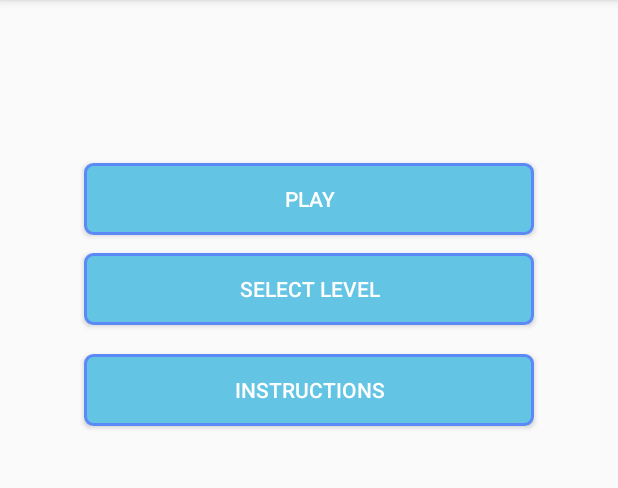
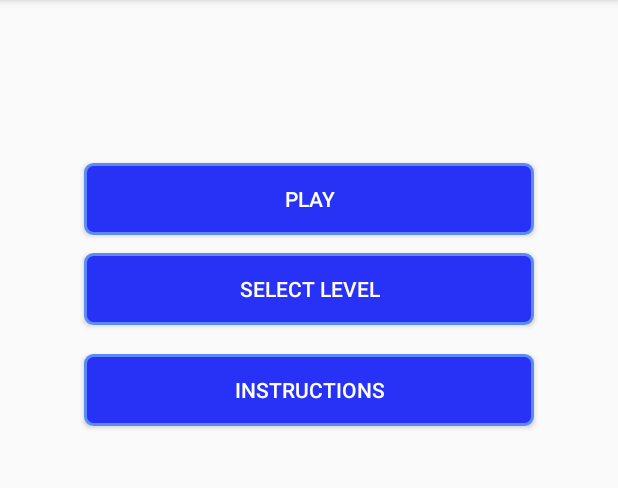
Before and after one commit to ayoawoyelu/Labyrinth, an Android app: the screen it shows after launch (MainActivity), on a phone screen of 412 x 824 dp, the part 84-572 px from its top. Run offline under Robolectric (Android 15) with nearby library versions, the phone set to English and light mode, and no system bars.

```diff
--- a/app/src/main/res/drawable/button_rounded_corner.xml
+++ b/app/src/main/res/drawable/button_rounded_corner.xml
@@ -2,7 +2,7 @@
 <selector xmlns:android="http://schemas.android.com/apk/res/android">
     <item>
         <shape android:shape="rectangle">
-            <solid android:color="#63c4e4"/>
+            <solid android:color="#2832f7"/>
             <stroke android:color="#5b8af7" android:width="2dp"/>
             <corners android:radius="5dp"/>
         </shape>
```
Also changed, not shown: app/src/main/java/com/example/ayoawoyelu/labyrinth/GamePlayScene.java (+16 -0 lines).
